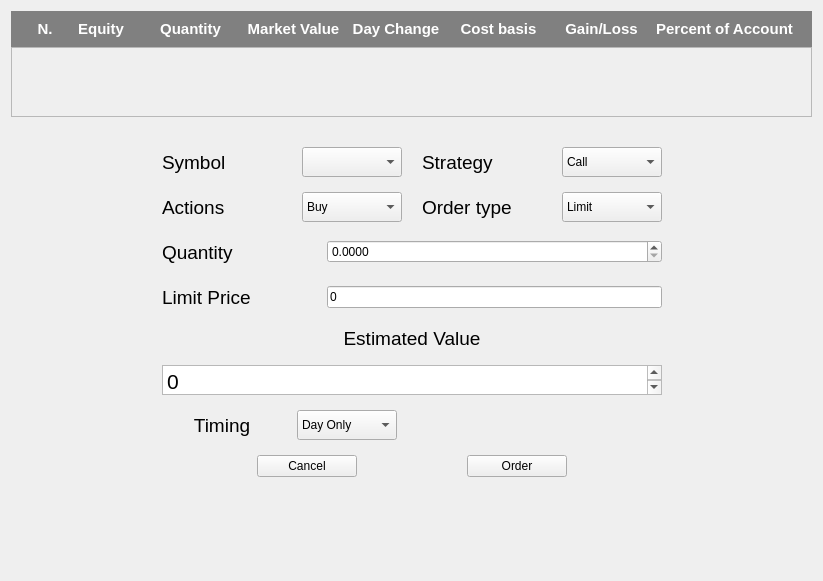
This is src/gui/neworder.ui in guruprerana/trading-platform-pp as Qt 5 draws it before an edit. The edited form follows.
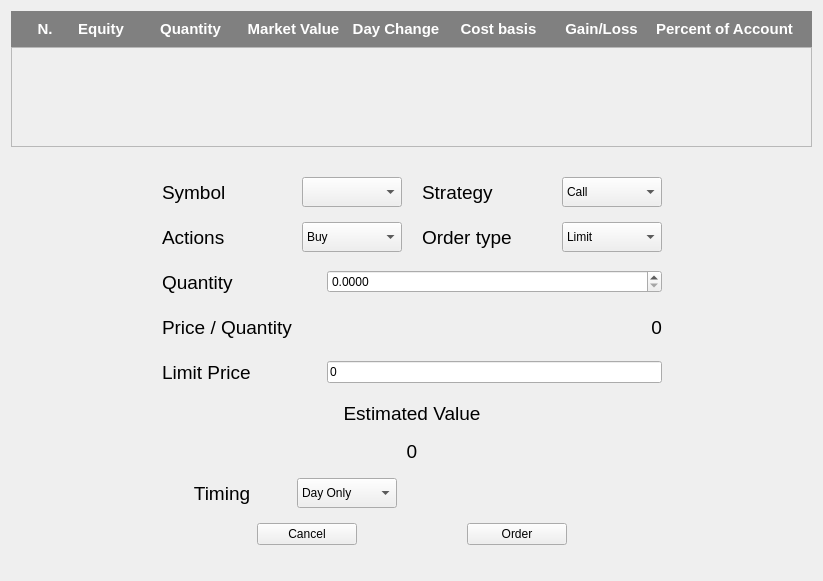
This is the edited form.

What changed in the file:
```diff
--- a/src/gui/neworder.ui
+++ b/src/gui/neworder.ui
@@ -162,6 +162,12 @@
    </item>
    <item>
     <widget class="QScrollArea" name="tableScroll">
+     <property name="minimumSize">
+      <size>
+       <width>0</width>
+       <height>100</height>
+      </size>
+     </property>
      <property name="maximumSize">
       <size>
        <width>16777215</width>
@@ -177,7 +183,7 @@
         <x>0</x>
         <y>0</y>
         <width>803</width>
-        <height>68</height>
+        <height>98</height>
        </rect>
       </property>
      </widget>
@@ -495,6 +501,116 @@
          </item>
         </layout>
        </item>
+       <item>
+        <layout class="QHBoxLayout" name="horizontalLayout">
+         <item>
+          <widget class="QLabel" name="pricePerQuantityNameLabel">
+           <property name="minimumSize">
+            <size>
+             <width>100</width>
+             <height>30</height>
+            </size>
+           </property>
+           <property name="maximumSize">
+            <size>
+             <width>150</width>
+             <height>30</height>
+            </size>
+           </property>
+           <property name="font">
+            <font>
+             <pointsize>14</pointsize>
+            </font>
+           </property>
+           <property name="text">
+            <string>Price / Quantity</string>
+           </property>
+          </widget>
+         </item>
+         <item>
+          <widget class="QLabel" name="pricePerQuantityValueLabel">
+           <property name="palette">
+            <palette>
+             <active>
+              <colorrole role="Base">
+               <brush brushstyle="SolidPattern">
+                <color alpha="255">
+                 <red>255</red>
+                 <green>255</green>
+                 <blue>255</blue>
+                </color>
+               </brush>
+              </colorrole>
+              <colorrole role="Window">
+               <brush brushstyle="SolidPattern">
+                <color alpha="255">
+                 <red>255</red>
+                 <green>255</green>
+                 <blue>255</blue>
+                </color>
+               </brush>
+              </colorrole>
+             </active>
+             <inactive>
+              <colorrole role="Base">
+               <brush brushstyle="SolidPattern">
+                <color alpha="255">
+                 <red>255</red>
+                 <green>255</green>
+                 <blue>255</blue>
+                </color>
+               </brush>
+              </colorrole>
+              <colorrole role="Window">
+               <brush brushstyle="SolidPattern">
+                <color alpha="255">
+                 <red>255</red>
+                 <green>255</green>
+                 <blue>255</blue>
+                </color>
+               </brush>
+              </colorrole>
+             </inactive>
+             <disabled>
+              <colorrole role="Base">
+               <brush brushstyle="SolidPattern">
+                <color alpha="255">
+                 <red>255</red>
+                 <green>255</green>
+                 <blue>255</blue>
+                </color>
+               </brush>
+              </colorrole>
+              <colorrole role="Window">
+               <brush brushstyle="SolidPattern">
+                <color alpha="255">
+                 <red>255</red>
+                 <green>255</green>
+                 <blue>255</blue>
+                </color>
+               </brush>
+              </colorrole>
+             </disabled>
+            </palette>
+           </property>
+           <property name="font">
+            <font>
+             <pointsize>14</pointsize>
+            </font>
+           </property>
+           <property name="tabletTracking">
+            <bool>false</bool>
+           </property>
+           <property name="text">
+            <string>0</string>
+           </property>
+           <property name="alignment">
+            <set>Qt::AlignRight|Qt::AlignTrailing|Qt::AlignVCenter</set>
+           </property>
+          </widget>
+         </item>
+        </layout>
+       </item>
        <item>
         <layout class="QHBoxLayout" name="horizontalLayout_10">
          <item>
@@ -573,25 +689,17 @@
           </widget>
          </item>
          <item>
-          <widget class="QTextBrowser" name="estimatedValueTextBrowser">
-           <property name="maximumSize">
-            <size>
-             <width>2000</width>
-             <height>30</height>
-            </size>
-           </property>
+          <widget class="QLabel" name="estimatedValueValueLabel">
            <property name="font">
             <font>
-             <pointsize>16</pointsize>
+             <pointsize>14</pointsize>
             </font>
            </property>
-           <property name="html">
-            <string>&lt;!DOCTYPE HTML PUBLIC &quot;-//W3C//DTD HTML 4.0//EN&quot; &quot;http://www.w3.org/TR/REC-html40/strict.dtd&quot;&gt;
-&lt;html&gt;&lt;head&gt;&lt;meta name=&quot;qrichtext&quot; content=&quot;1&quot; /&gt;&lt;style type=&quot;text/css&quot;&gt;
-p, li { white-space: pre-wrap; }
-&lt;/style&gt;&lt;/head&gt;&lt;body style=&quot; font-family:'Ubuntu'; font-size:16pt; font-weight:400; font-style:normal;&quot;&gt;
-&lt;p style=&quot; margin-top:0px; margin-bottom:0px; margin-left:0px; margin-right:0px; -qt-block-indent:0; text-indent:0px;&quot;&gt;&lt;span style=&quot; font-family:'MS Shell Dlg 2';&quot;&gt;0&lt;/span&gt;&lt;/p&gt;
-&lt;p style=&quot;-qt-paragraph-type:empty; margin-top:0px; margin-bottom:0px; margin-left:0px; margin-right:0px; -qt-block-indent:0; text-indent:0px; font-family:'MS Shell Dlg 2';&quot;&gt;&lt;br /&gt;&lt;/p&gt;&lt;/body&gt;&lt;/html&gt;</string>
+           <property name="text">
+            <string>0</string>
+           </property>
+           <property name="alignment">
+            <set>Qt::AlignCenter</set>
            </property>
           </widget>
          </item>
```
Left out of the diff: 2 changed lines with no effect on the pictures.
